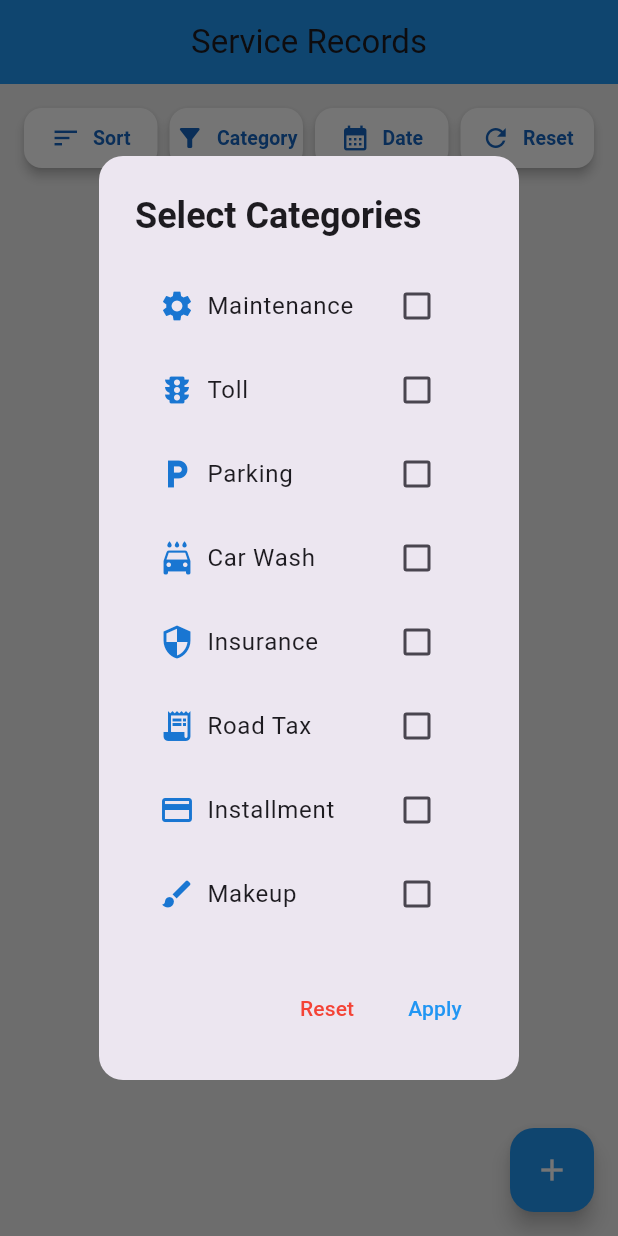
After one commit to wk523/RideFix, a Flutter app: the screen it shows after launch, after a tap on "Category", on a phone screen of 412 x 824 dp. The commit adds this screen. Run offline on Flutter 3.47's test engine with Material 3 defaults, Android fonts, the phone set to English and light mode, and no system bars; our stand-ins replace cloud_firestore, firebase_core, image_picker, supabase_flutter; accounts and stored records are empty.

Commit message:
service record page backup

```diff
--- /dev/null
+++ b/lib/ServiceRecord/ServiceRecord.dart
@@ -0,0 +1,366 @@
+import 'package:flutter/material.dart';
+import 'package:cloud_firestore/cloud_firestore.dart';
+import 'package:intl/intl.dart';
+import 'package:ridefix/Controller/ServiceRecord/CustomDateRangePicker.dart';
+import 'package:ridefix/ServiceRecord/AddServiceRecord.dart';
+
+class ServiceRecordPage extends StatefulWidget {
+  const ServiceRecordPage({super.key});
+
+  @override
+  State<ServiceRecordPage> createState() => _ServiceRecordPageState();
+}
+
+class _ServiceRecordPageState extends State<ServiceRecordPage> {
+  String selectedSort = '';
+  List<String> selectedCategories = [];
+  DateTimeRange? selectedDateRange;
+
+  final String userId = 'weikit523'; // Hardcoded user ID
+
+  Stream<QuerySnapshot> _getFilteredRecords() {
+    Query query = FirebaseFirestore.instance
+        .collection('ServiceRecord')
+        .where('userId', isEqualTo: userId);
+
+    // Category filter
+    if (selectedCategories.isNotEmpty) {
+      query = query.where('category', whereIn: selectedCategories);
+    }
+
+    // Date range filter
+    if (selectedDateRange != null) {
+      final startDate = DateFormat(
+        'yyyy-MM-dd',
+      ).format(selectedDateRange!.start);
+      final endDate = DateFormat('yyyy-MM-dd').format(selectedDateRange!.end);
+      query = query
+          .where('date', isGreaterThanOrEqualTo: startDate)
+          .where('date', isLessThanOrEqualTo: endDate);
+    }
+
+    // Sorting
+    if (selectedSort == 'amount') {
+      query = query.orderBy('amount', descending: true);
+    } else if (selectedSort == 'date') {
+      query = query.orderBy('date', descending: true);
+    }
+
+    return query.snapshots();
+  }
+
+  Future<void> _selectDateRange() async {
+    final picked = await showDialog<DateTimeRange>(
+      context: context,
+      builder: (_) =>
+          CustomDateRangePicker(initialDateRange: selectedDateRange),
+    );
+
+    if (picked != null) {
+      setState(() {
+        selectedDateRange = picked;
+      });
+    }
+  }
+
+  IconData _getCategoryIcon(String category) {
+    switch (category) {
+      case 'Maintenance':
+        return Icons.settings;
+      case 'Toll':
+        return Icons.traffic;
+      case 'Parking':
+        return Icons.local_parking;
+      case 'Car Wash':
+        return Icons.local_car_wash;
+      case 'Insurance':
+        return Icons.security;
+      case 'Road Tax':
+        return Icons.receipt_long;
+      case 'Installment':
+        return Icons.credit_card;
+      case 'Makeup':
+        return Icons.brush;
+      default:
+        return Icons.miscellaneous_services;
+    }
+  }
+
+  void _resetFilters() {
+    setState(() {
+      selectedSort = '';
+      selectedCategories.clear();
+      selectedDateRange = null;
+    });
+  }
+
+  @override
+  Widget build(BuildContext context) {
+    return Scaffold(
+      appBar: AppBar(
+        title: const Text('Service Records'),
+        centerTitle: true,
+        backgroundColor: Colors.blue,
+      ),
+      floatingActionButton: FloatingActionButton(
+        onPressed: () {
+          Navigator.push(
+            context,
+            MaterialPageRoute(
+              builder: (context) => const AddServiceRecordPage(),
+            ),
+          );
+        },
+        backgroundColor: Colors.blue,
+        child: const Icon(Icons.add, color: Colors.white),
+      ),
+      body: Padding(
+        padding: const EdgeInsets.all(12.0),
+        child: Column(
+          children: [
+            // Filter Buttons (original layout)
+            Row(
+              mainAxisAlignment: MainAxisAlignment.spaceBetween,
+              children: [
+                _buildButton(Icons.sort, 'Sort', _showSortOptions),
+                _buildButton(
+                  Icons.filter_alt,
+                  'Category',
+                  _showCategoryOptions,
+                ),
+                _buildButton(Icons.calendar_month, 'Date', _selectDateRange),
+                _buildButton(Icons.refresh, 'Reset', _resetFilters),
+              ],
+            ),
+            const SizedBox(height: 10),
+
+            // Active Filters
+            if (selectedSort.isNotEmpty ||
+                selectedCategories.isNotEmpty ||
+                selectedDateRange != null)
+              Center(
+                child: Wrap(
+                  alignment: WrapAlignment.center,
+                  spacing: 8.0,
+                  children: [
+                    if (selectedSort.isNotEmpty)
+                      Chip(
+                        label: Text('Sort: $selectedSort'),
+                        backgroundColor: Colors.blue.shade100,
+                      ),
+                    if (selectedCategories.isNotEmpty)
+                      Chip(
+                        label: Text(
+                          'Category: ${selectedCategories.join(', ')}',
+                        ),
+                        backgroundColor: Colors.blue.shade100,
+                      ),
+                    if (selectedDateRange != null)
+                      Chip(
+                        label: Text(
+                          selectedDateRange!.start == selectedDateRange!.end
+                              ? 'Date: ${DateFormat('MMM d, yyyy').format(selectedDateRange!.start)}'
+                              : 'From: ${DateFormat('MMM d').format(selectedDateRange!.start)} → '
+                                    '${DateFormat('MMM d, yyyy').format(selectedDateRange!.end)}',
+                        ),
+                        backgroundColor: Colors.blue.shade100,
+                      ),
+                  ],
+                ),
+              ),
+
+            const SizedBox(height: 10),
+
+            // Service Records List
+            Expanded(
+              child: StreamBuilder<QuerySnapshot>(
+                stream: _getFilteredRecords(),
+                builder: (context, snapshot) {
+                  if (snapshot.connectionState == ConnectionState.waiting) {
+                    return const Center(child: CircularProgressIndicator());
+                  }
+                  if (!snapshot.hasData || snapshot.data!.docs.isEmpty) {
+                    return const Center(
+                      child: Text('No service records found.'),
+                    );
+                  }
+
+                  final records = snapshot.data!.docs;
+
+                  return ListView.builder(
+                    itemCount: records.length,
+                    itemBuilder: (context, index) {
+                      final record =
+                          records[index].data() as Map<String, dynamic>;
+                      return Card(
+                        elevation: 3,
+                        margin: const EdgeInsets.symmetric(
+                          vertical: 6,
+                          horizontal: 8,
+                        ),
+                        shape: RoundedRectangleBorder(
+                          borderRadius: BorderRadius.circular(15),
+                        ),
+                        child: ListTile(
+                          leading: CircleAvatar(
+                            backgroundColor: Colors.blue.shade100,
+                            child: Icon(
+                              _getCategoryIcon(record['category'] ?? ''),
+                              color: Colors.blue.shade700,
+                            ),
+                          ),
+                          title: Text(record['category'] ?? 'Unknown'),
+                          subtitle: Text(
+                            'Date: ${record['date'] ?? '-'}\nAmount: RM${record['amount'] ?? '0.00'}',
+                          ),
+                        ),
+                      );
+                    },
+                  );
+                },
+              ),
+            ),
+          ],
+        ),
+      ),
+    );
+  }
+
+  // Compact Button Widget (icon + text in one line)
+  Widget _buildButton(IconData icon, String label, VoidCallback onPressed) {
+    return Expanded(
+      child: Padding(
+        padding: const EdgeInsets.symmetric(horizontal: 4.0),
+        child: ElevatedButton.icon(
+          style: ElevatedButton.styleFrom(
+            backgroundColor: Colors.white,
+            foregroundColor: Colors.blue.shade800,
+            elevation: 3,
+            shape: RoundedRectangleBorder(
+              borderRadius: BorderRadius.circular(12),
+            ),
+            padding: const EdgeInsets.symmetric(vertical: 10),
+          ),
+          icon: Icon(icon, size: 20),
+          label: Text(
+            label,
+            style: const TextStyle(fontWeight: FontWeight.w600, fontSize: 13),
+          ),
+          onPressed: onPressed,
+        ),
+      ),
+    );
+  }
+
+  // Sort Options Dialog
+  void _showSortOptions() {
+    showDialog(
+      context: context,
+      builder: (context) => AlertDialog(
+        shape: RoundedRectangleBorder(borderRadius: BorderRadius.circular(16)),
+        title: const Text(
+          'Sort Options',
+          style: TextStyle(fontWeight: FontWeight.bold),
+        ),
+        content: Column(
+          mainAxisSize: MainAxisSize.min,
+          children: [
+            ListTile(
+              leading: const Icon(Icons.attach_money),
+              title: const Text('Sort by Amount'),
+              onTap: () {
+                setState(() => selectedSort = 'amount');
+                Navigator.pop(context);
+              },
+            ),
+            ListTile(
+              leading: const Icon(Icons.calendar_today),
+              title: const Text('Sort by Date'),
+              onTap: () {
+                setState(() => selectedSort = 'date');
+                Navigator.pop(context);
+              },
+            ),
+          ],
+        ),
+      ),
+    );
+  }
+
+  // Category Filter Dialog
+  void _showCategoryOptions() {
+    final categories = [
+      'Maintenance',
+      'Toll',
+      'Parking',
+      'Car Wash',
+      'Insurance',
+      'Road Tax',
+      'Installment',
+      'Makeup',
+    ];
+
+    showDialog(
+      context: context,
+      builder: (context) {
+        return StatefulBuilder(
+          builder: (context, setModalState) => AlertDialog(
+            shape: RoundedRectangleBorder(
+              borderRadius: BorderRadius.circular(16),
+            ),
+            title: const Text(
+              'Select Categories',
+              style: TextStyle(fontWeight: FontWeight.bold),
+            ),
+            content: SingleChildScrollView(
+              child: Column(
+                mainAxisSize: MainAxisSize.min,
+                children: categories.map((cat) {
+                  return CheckboxListTile(
+                    title: Row(
+                      children: [
+                        Icon(
+                          _getCategoryIcon(cat),
+                          color: Colors.blue.shade700,
+                        ),
+                        const SizedBox(width: 8),
+                        Text(cat),
+                      ],
+                    ),
+                    value: selectedCategories.contains(cat),
+                    onChanged: (checked) {
+                      setModalState(() {
+                        if (checked == true) {
+                          selectedCategories.add(cat);
+                        } else {
+                          selectedCategories.remove(cat);
+                        }
+                      });
+                      setState(() {});
+                    },
+                  );
+                }).toList(),
+              ),
+            ),
+            actions: [
+              TextButton(
+                onPressed: () {
+                  setModalState(() => selectedCategories.clear());
+                  setState(() {});
+                },
+                child: const Text('Reset', style: TextStyle(color: Colors.red)),
+              ),
+              TextButton(
+                onPressed: () => Navigator.pop(context),
+                child: const Text(
+                  'Apply',
+                  style: TextStyle(color: Colors.blue),
+                ),
+              ),
+            ],
+          ),
+        );
+      },
+    );
+  }
+}
--- a/lib/main.dart
+++ b/lib/main.dart
@@ -1,6 +1,7 @@
 import 'package:firebase_core/firebase_core.dart';
 import 'package:flutter/material.dart';
 import 'package:ridefix/ServiceRecord/AddServiceRecord.dart';
+import 'package:ridefix/ServiceRecord/ServiceRecord.dart';
 import 'package:supabase_flutter/supabase_flutter.dart';
 import 'package:ridefix/VehicleMaintenance/VehicleList.dart';
 
@@ -39,8 +40,8 @@ class MyApp extends StatelessWidget {
         useMaterial3: true,
       ),
 
-      // home: VehicleListPage(),
-      home: AddServiceRecordPage(),
+      // home: AddServiceRecordPage(),
+      home: ServiceRecordPage(),
       debugShowCheckedModeBanner: false, // Optional: Removes the debug banner
     );
   }
--- a/pubspec.yaml
+++ b/pubspec.yaml
@@ -40,6 +40,7 @@ dependencies:
   image_picker: ^1.2.0
   supabase_flutter: ^2.10.3
   intl: ^0.20.2
+  async: ^2.13.0
 
 dev_dependencies:
   flutter_test:
```
Also changed, not shown: lib/Controller/ServiceRecord/CustomDateRangePicker.dart (added, +164 -0 lines), lib/Controller/ServiceRecord/ServiceRecordDatabase.dart (+78 -71 lines), lib/ServiceRecord/AddServiceRecord.dart (+9 -20 lines), pubspec.lock.
